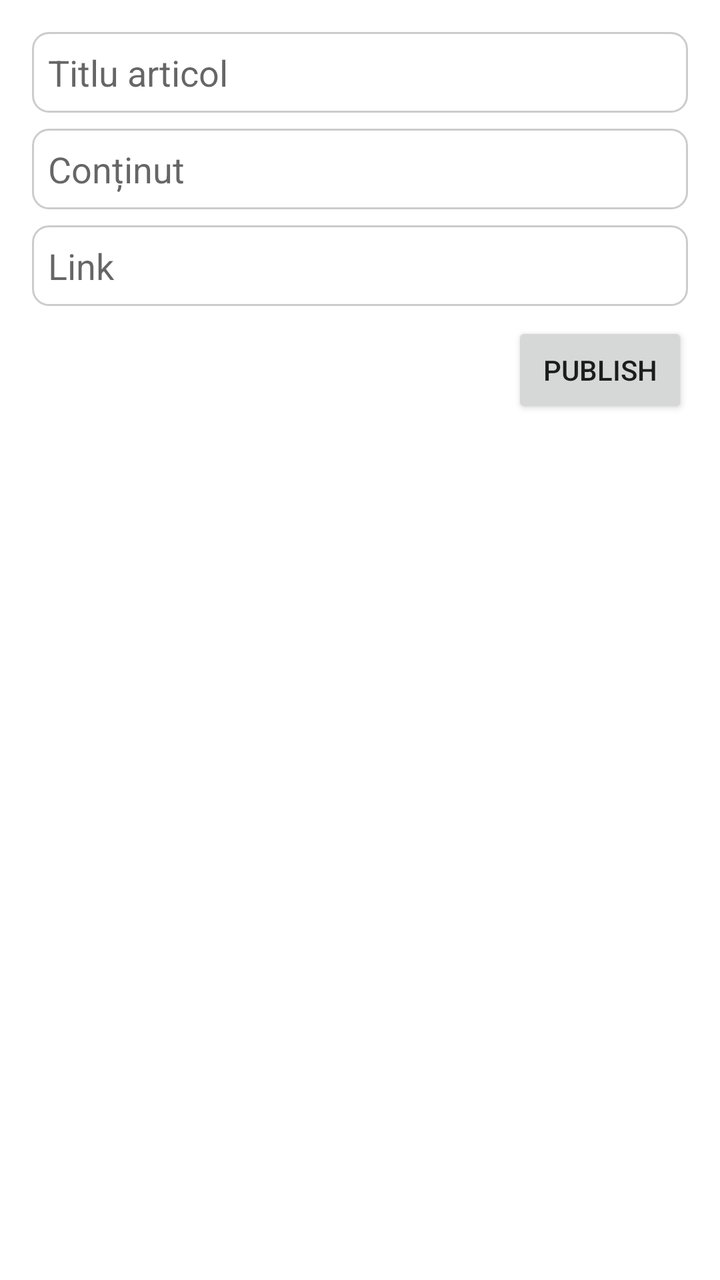
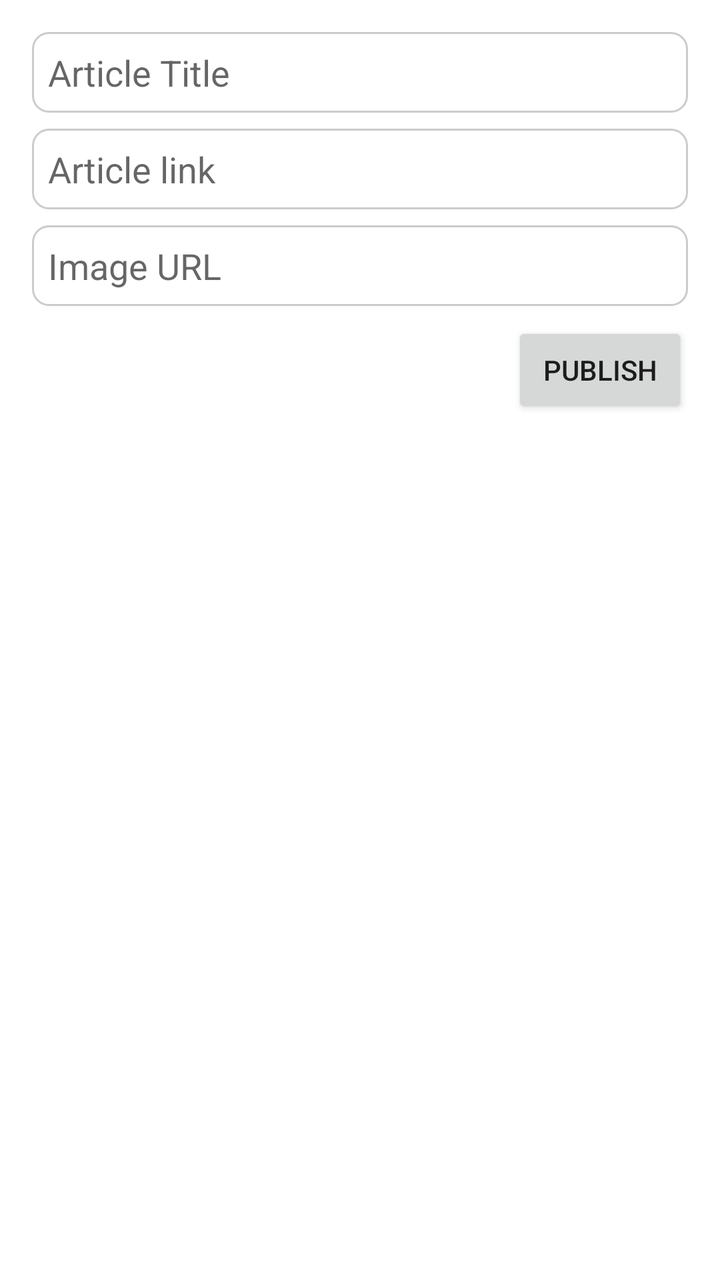

Compare the two renders of this Android layout. The source of the first and the diff that turns it into the second are given below.
<!-- AndroidManifest.xml: application theme Theme.HCApp -->
<!-- res/layout/fragment_homepage.xml -->
<?xml version="1.0" encoding="utf-8"?>
<LinearLayout xmlns:android="http://schemas.android.com/apk/res/android"
    android:orientation="vertical"
    android:padding="16dp"
    android:layout_width="match_parent"
    android:layout_height="match_parent">

    
    <EditText
        android:id="@+id/inputTitle"
        android:layout_width="match_parent"
        android:layout_height="wrap_content"
        android:hint="Titlu articol"
        android:padding="8dp"
        android:background="@drawable/rounded_input" />

    <EditText
        android:id="@+id/inputContent"
        android:layout_width="match_parent"
        android:layout_height="wrap_content"
        android:hint="Conținut"
        android:padding="8dp"
        android:background="@drawable/rounded_input"
        android:layout_marginTop="8dp" />

    <EditText
        android:id="@+id/inputImageUrl"
        android:layout_width="match_parent"
        android:layout_height="wrap_content"
        android:hint="Link"
        android:padding="8dp"
        android:background="@drawable/rounded_input"
        android:layout_marginTop="8dp" />

    <Button
        android:id="@+id/postArticleButton"
        android:layout_width="wrap_content"
        android:layout_height="wrap_content"
        android:text="Publish"
        android:layout_gravity="end"
        android:layout_marginTop="8dp"/>

    
    <androidx.recyclerview.widget.RecyclerView
        android:id="@+id/articlesRecyclerView"
        android:layout_width="match_parent"
        android:layout_height="0dp"
        android:layout_weight="1"
        android:layout_marginTop="12dp"/>
</LinearLayout>
<!-- resources referenced by this layout -->
<resources>
  <!-- drawable rounded_input (drawable) -->
  <?xml version="1.0" encoding="utf-8"?>
  <shape xmlns:android="http://schemas.android.com/apk/res/android"
      android:shape="rectangle">
  
      <solid android:color="#FFFFFF" />
      <stroke android:width="1dp" android:color="#CCCCCC" />
      <corners android:radius="8dp" />
      <padding android:left="8dp" android:top="4dp" android:right="8dp" android:bottom="4dp" />
  
  </shape>
  <style name="Theme.HCApp" parent="Theme.MaterialComponents.DayNight.NoActionBar">
          <item name="colorPrimary">@color/purple_200</item>
          <item name="colorPrimaryVariant">@color/purple_700</item>
          <item name="colorOnPrimary">@color/black</item>
  
          <item name="colorSecondary">@color/teal_200</item>
          <item name="colorSecondaryVariant">@color/teal_200</item>
          <item name="colorOnSecondary">@color/black</item>
  
          <item name="android:statusBarColor">?attr/colorPrimaryVariant</item>
      </style>
  <color name="purple_200">#FFBB86FC</color>
  <color name="purple_700">#FF3700B3</color>
  <color name="black">#FF000000</color>
  <color name="teal_200">#FF03DAC5</color>
</resources>

<!-- the commit's change to res/layout/fragment_homepage.xml (unified diff, before → after) -->
@@ -10,7 +10,7 @@
         android:id="@+id/inputTitle"
         android:layout_width="match_parent"
         android:layout_height="wrap_content"
-        android:hint="Titlu articol"
+        android:hint="Article Title"
         android:padding="8dp"
         android:background="@drawable/rounded_input" />
 
@@ -18,7 +18,7 @@
         android:id="@+id/inputContent"
         android:layout_width="match_parent"
         android:layout_height="wrap_content"
-        android:hint="Conținut"
+        android:hint="Article link"
         android:padding="8dp"
         android:background="@drawable/rounded_input"
         android:layout_marginTop="8dp" />
@@ -27,7 +27,7 @@
         android:id="@+id/inputImageUrl"
         android:layout_width="match_parent"
         android:layout_height="wrap_content"
-        android:hint="Link"
+        android:hint="Image URL"
         android:padding="8dp"
         android:background="@drawable/rounded_input"
         android:layout_marginTop="8dp" />
